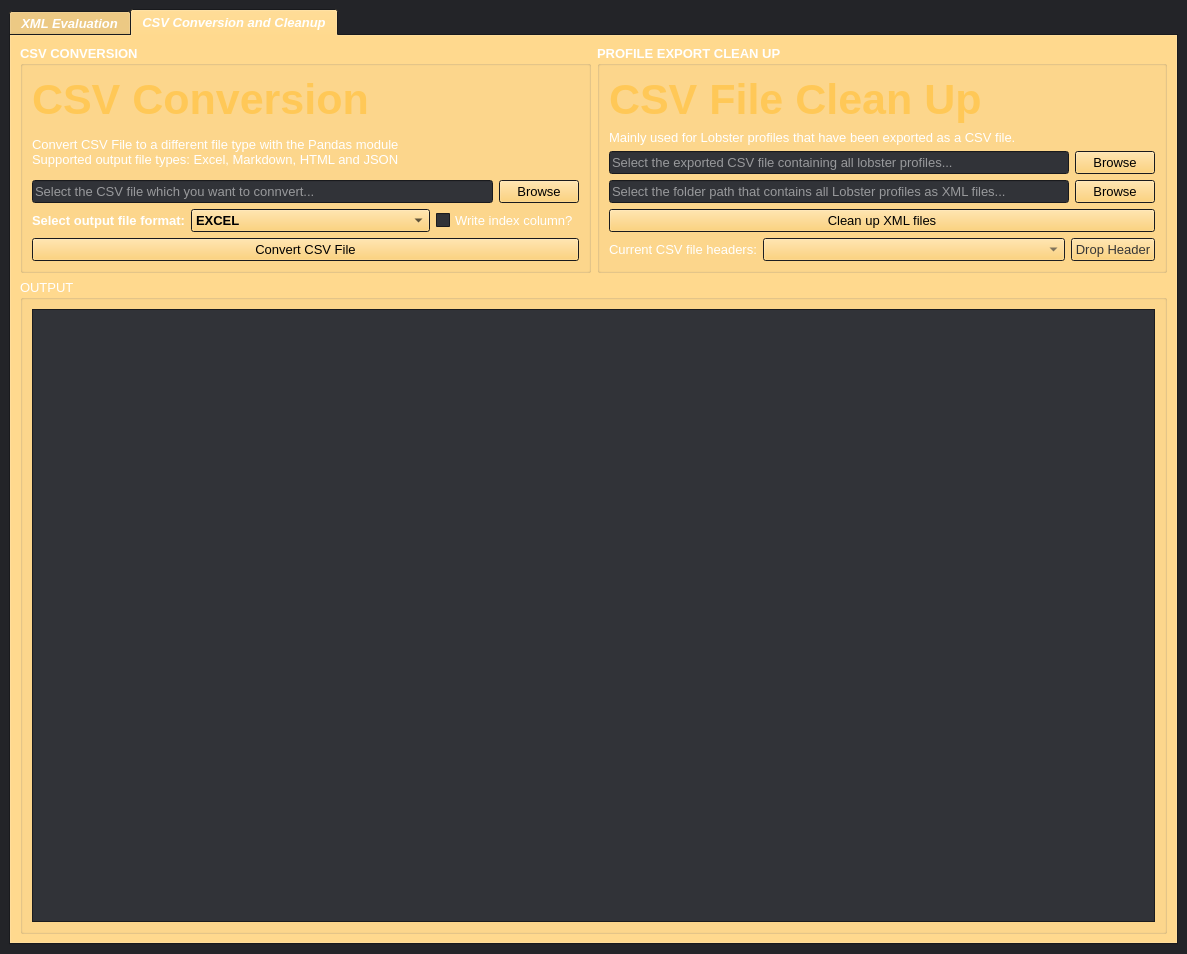
Old version of the form src/resources/ui/XMLuvation.ui in the repository zaricj/XMLuvation.
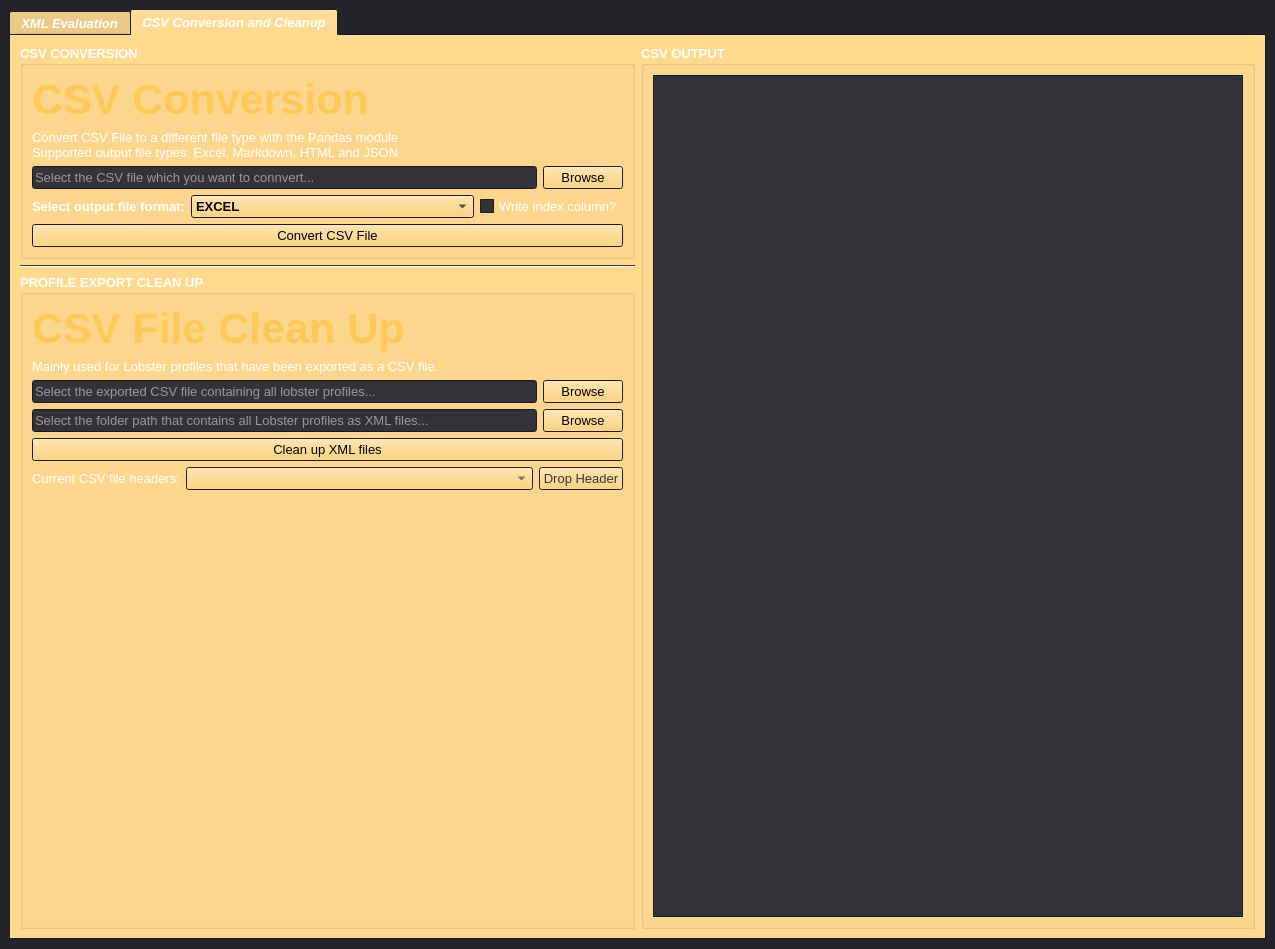
New version of the form. The open tabs and pages were chosen to show the change. Icons and pictures are not drawn.

Commit message: Refactor XMLuvation UI: Update layout and component properties

```diff
--- a/src/resources/ui/XMLuvation.ui
+++ b/src/resources/ui/XMLuvation.ui
@@ -9,8 +9,8 @@
    <rect>
     <x>0</x>
     <y>0</y>
-    <width>1187</width>
-    <height>954</height>
+    <width>1275</width>
+    <height>949</height>
    </rect>
   </property>
   <property name="palette">
@@ -349,7 +349,7 @@
      <underline>false</underline>
     </font>
    </property>
-   <layout class="QVBoxLayout" name="verticalLayout">
+   <layout class="QHBoxLayout" name="horizontalLayout">
     <item>
      <widget class="QTabWidget" name="tabWidget">
       <property name="enabled">
@@ -1902,9 +1902,11 @@
        <attribute name="title">
         <string>CSV Conversion and Cleanup</string>
        </attribute>
-       <layout class="QVBoxLayout" name="verticalLayout_13">
+       <layout class="QHBoxLayout" name="horizontalLayout_4">
         <item>
-         <layout class="QHBoxLayout" name="hor_layout_tab2_main">
+         <layout class="QHBoxLayout" name="main_layout_csv_conversion_and_cleanup_tab">
+          <item>
+           <layout class="QVBoxLayout" name="verticalLayout">
           <item>
            <widget class="QGroupBox" name="groupbox_csv_conversion">
             <property name="maximumSize">
@@ -1926,7 +1928,7 @@
             <property name="title">
              <string>CSV CONVERSION</string>
             </property>
-            <layout class="QVBoxLayout" name="verticalLayout_2">
+              <layout class="QVBoxLayout" name="verticalLayout_13">
              <item>
               <widget class="QLabel" name="label_csv_conversion_title">
                <property name="sizePolicy">
@@ -2130,6 +2132,13 @@
             </layout>
            </widget>
           </item>
+            <item>
+             <widget class="Line" name="line">
+              <property name="orientation">
+               <enum>Qt::Orientation::Horizontal</enum>
+              </property>
+             </widget>
+            </item>
           <item>
            <widget class="QGroupBox" name="groupbox_lobster_profiles_cleanup">
             <property name="font">
@@ -2148,6 +2157,12 @@
             <layout class="QVBoxLayout" name="verticalLayout_10">
              <item>
               <widget class="QLabel" name="label_title_profile_cleanup">
+                 <property name="sizePolicy">
+                  <sizepolicy hsizetype="Preferred" vsizetype="Maximum">
+                   <horstretch>0</horstretch>
+                   <verstretch>0</verstretch>
+                  </sizepolicy>
+                 </property>
                <property name="font">
                 <font>
                  <family>Microsoft YaHei UI</family>
@@ -2168,6 +2183,12 @@
              </item>
              <item>
               <widget class="QLabel" name="label_2">
+                 <property name="sizePolicy">
+                  <sizepolicy hsizetype="Preferred" vsizetype="Maximum">
+                   <horstretch>0</horstretch>
+                   <verstretch>0</verstretch>
+                  </sizepolicy>
+                 </property>
                <property name="font">
                 <font>
                  <family>Microsoft YaHei UI</family>
@@ -2186,7 +2207,7 @@
              <item>
               <layout class="QVBoxLayout" name="verticalLayout_3">
                <item>
-                <layout class="QHBoxLayout" name="horizontalLayout_4">
+                  <layout class="QHBoxLayout" name="horizontalLayout_5">
                  <item>
                   <widget class="QLineEdit" name="line_edit_profile_cleanup_csv_file_path">
                    <property name="font">
@@ -2247,7 +2268,7 @@
                <item>
                 <layout class="QVBoxLayout" name="verticalLayout_9">
                  <item>
-                  <layout class="QHBoxLayout" name="horizontalLayout_3">
+                    <layout class="QHBoxLayout" name="horizontalLayout_6">
                    <item>
                     <widget class="QLineEdit" name="line_edit_profile_cleanup_folder_path">
                      <property name="font">
@@ -2315,11 +2336,11 @@
               </layout>
              </item>
              <item>
-              <layout class="QHBoxLayout" name="horizontalLayout_6">
+                <layout class="QHBoxLayout" name="horizontalLayout_7">
                <item>
                 <widget class="QLabel" name="label_csv_headers_combobox">
                  <property name="sizePolicy">
-                  <sizepolicy hsizetype="Maximum" vsizetype="Preferred">
+                    <sizepolicy hsizetype="Maximum" vsizetype="Maximum">
                    <horstretch>0</horstretch>
                    <verstretch>0</verstretch>
                   </sizepolicy>
@@ -2345,7 +2366,7 @@
                   <bool>false</bool>
                  </property>
                  <property name="sizePolicy">
-                  <sizepolicy hsizetype="Preferred" vsizetype="Fixed">
+                    <sizepolicy hsizetype="Preferred" vsizetype="Maximum">
                    <horstretch>0</horstretch>
                    <verstretch>0</verstretch>
                   </sizepolicy>
@@ -2358,7 +2379,7 @@
                   <bool>false</bool>
                  </property>
                  <property name="sizePolicy">
-                  <sizepolicy hsizetype="Maximum" vsizetype="Fixed">
+                    <sizepolicy hsizetype="Maximum" vsizetype="Maximum">
                    <horstretch>0</horstretch>
                    <verstretch>0</verstretch>
                   </sizepolicy>
@@ -2383,19 +2404,40 @@
                </item>
               </layout>
              </item>
-            </layout>
-           </widget>
-          </item>
-         </layout>
-        </item>
         <item>
-         <layout class="QVBoxLayout" name="verticalLayout_14">
+                <spacer name="verticalSpacer">
+                 <property name="orientation">
+                  <enum>Qt::Orientation::Vertical</enum>
+                 </property>
+                 <property name="sizeHint" stdset="0">
+                  <size>
+                   <width>20</width>
+                   <height>40</height>
+                  </size>
+                 </property>
+                </spacer>
+               </item>
+              </layout>
+             </widget>
+            </item>
+           </layout>
+          </item>
           <item>
            <widget class="QGroupBox" name="group_box_tab2_program_output">
+            <property name="font">
+             <font>
+              <family>Microsoft YaHei UI</family>
+              <pointsize>10</pointsize>
+              <italic>false</italic>
+              <bold>true</bold>
+              <underline>false</underline>
+              <strikeout>false</strikeout>
+             </font>
+            </property>
             <property name="title">
-             <string>OUTPUT</string>
+             <string>CSV OUTPUT</string>
             </property>
-            <layout class="QHBoxLayout" name="horizontalLayout">
+            <layout class="QHBoxLayout" name="horizontalLayout_8">
              <item>
               <widget class="QTextEdit" name="text_edit_csv_conversion_tab_program_output">
                <property name="readOnly">
```
Left out of the diff: 49 changed lines with no effect on the pictures. Lines whose indentation alone changed are shown as unchanged. The commit also changes 2 other files.
